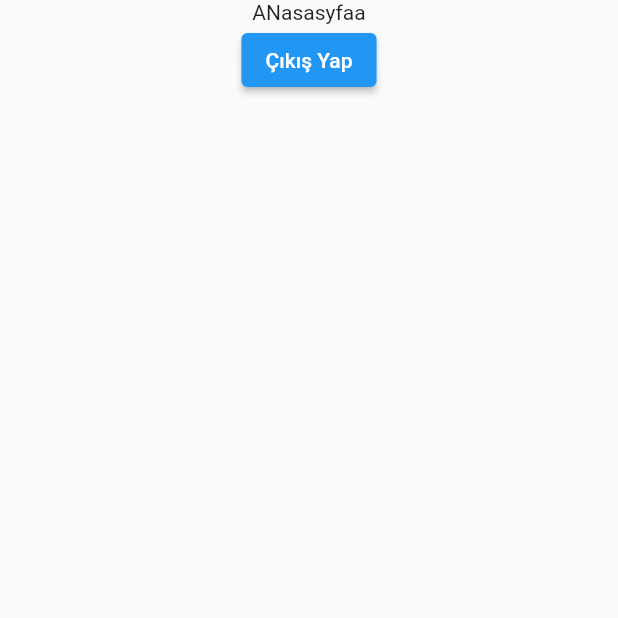
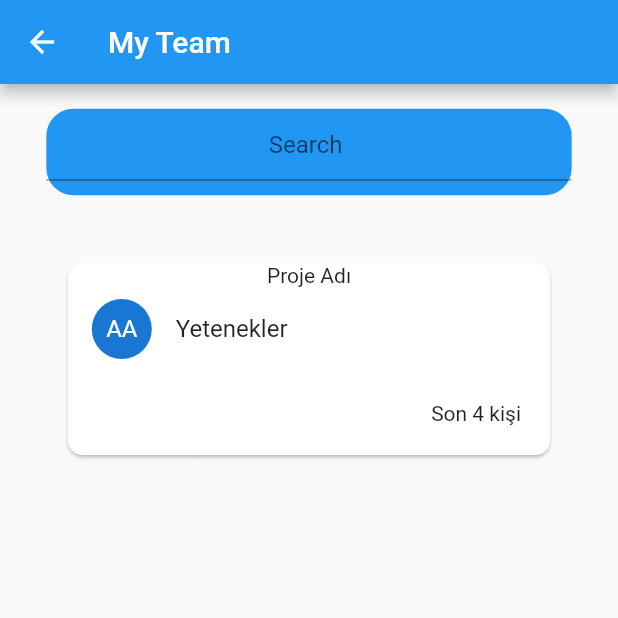
Before and after one commit to yazilimmuhendisligibilecik/MyTeam, a Flutter app: the Anasayfa screen opened directly, on a phone screen of 412 x 824 dp, the top half of it. Run offline on Flutter 3.47's test engine with Material 2 defaults, Android fonts, the phone set to English and light mode, and no system bars; our stand-ins replace firebase_auth, firebase_core; accounts and stored records are empty.

```diff
--- a/lib/tabsayfalari/anasayfa.dart
+++ b/lib/tabsayfalari/anasayfa.dart
@@ -1,5 +1,6 @@
 import "package:flutter/material.dart";
 import 'package:myteam/servis/firebaseservis.dart';
+import 'package:myteam/tabsayfalari/components/ilanonizleme.dart';
 import 'package:provider/provider.dart';
 
 class Anasayfa extends StatefulWidget {
@@ -13,18 +14,32 @@ class _AnasayfaState extends State<Anasayfa> {
   @override
   Widget build(BuildContext context) {
     var kullanici = Provider.of<Firebaseservis>(context);
-    return Center(
-      child: Column(
+    double width = MediaQuery.of(context).size.width;
+    double height = MediaQuery.of(context).size.height;
+    return Scaffold(
+      appBar: AppBar(title: Text("My Team")),
+      body: Column(
         children: [
-          Container(
-             child: Text("ANasasyfaa"),
+          SizedBox(
+            height: height * 2 / 100,
           ),
-          ElevatedButton(
-            onPressed: () async {
-              await kullanici.signout();
-            },
-            child: Text("Çıkış Yap"),
+          Center(
+            child: Container(
+              width: width * 85 / 100,
+              height: height * 7 / 100,
+              decoration: BoxDecoration(
+                  color: Colors.blue, borderRadius: BorderRadius.circular(18)),
+              child: TextField(
+                decoration: InputDecoration(
+                    hintText: "Search",
+                    contentPadding: EdgeInsets.only(left: width * 36 / 100)),
+              ),
+            ),
           ),
+          SizedBox(
+            height: height * 5 / 100,
+          ),
+          Ilanonizleme(width: width),
         ],
       ),
     );
--- /dev/null
+++ b/lib/tabsayfalari/components/ilanonizleme.dart
@@ -0,0 +1,40 @@
+import "package:flutter/material.dart";
+import 'package:myteam/tabsayfalari/ilandetay.dart';
+
+class Ilanonizleme extends StatelessWidget {
+  const Ilanonizleme({
+    Key key,
+    @required this.width,
+  }) : super(key: key);
+
+  final double width;
+
+  @override
+  Widget build(BuildContext context) {
+    return GestureDetector(
+      onTap: () {
+        Navigator.push(context, MaterialPageRoute(builder: (context) =>IlanDetay()));
+      },
+      child: Container(
+        width: width * 80 / 100,
+        child: Card(
+          shape: RoundedRectangleBorder(
+            borderRadius: BorderRadius.circular(10),
+          ),
+          child: Column(
+            children: [
+              Center(child: Text("Proje Adı")),
+              ListTile(
+                leading: CircleAvatar(child: Text("AA")),
+                title: Text("Yetenekler"),
+              ),
+              ListTile(
+                trailing: Text("Son 4 kişi "),
+              ),
+            ],
+          ),
+        ),
+      ),
+    );
+  }
+}
```
Also changed, not shown: lib/tabsayfalari/ilandetay.dart (added, +74 -0 lines), lib/tabsayfalari/kategori.dart (+32 -2 lines).
